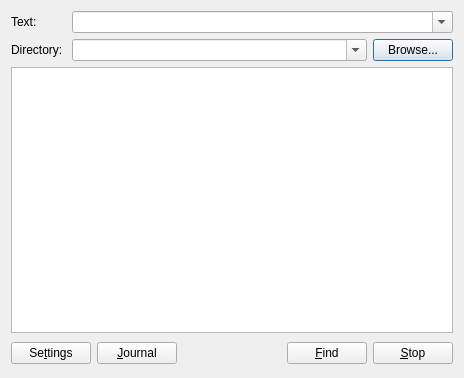
Qt form SearchGUI/src/searchwindow.ui (tmpprj/tmpprj) before a commit.
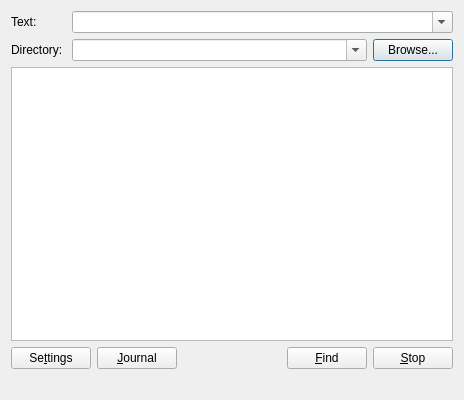
The same form after that commit. Custom widgets are drawn as their Qt base class.

```diff
--- a/SearchGUI/src/searchwindow.ui
+++ b/SearchGUI/src/searchwindow.ui
@@ -6,7 +6,7 @@
     <x>0</x>
     <y>0</y>
     <width>464</width>
-    <height>378</height>
+    <height>400</height>
    </rect>
   </property>
   <property name="windowTitle" >
@@ -121,8 +121,8 @@
        </property>
        <property name="sizeHint" >
         <size>
-         <width>101</width>
-         <height>28</height>
+         <width>40</width>
+         <height>20</height>
         </size>
        </property>
       </spacer>
@@ -143,6 +143,31 @@
      </item>
     </layout>
    </item>
+   <item>
+    <widget class="QLabel" name="progressLabel" >
+     <property name="sizePolicy" >
+      <sizepolicy vsizetype="Preferred" hsizetype="Expanding" >
+       <horstretch>0</horstretch>
+       <verstretch>0</verstretch>
+      </sizepolicy>
+     </property>
+     <property name="autoFillBackground" >
+      <bool>false</bool>
+     </property>
+     <property name="frameShadow" >
+      <enum>QFrame::Plain</enum>
+     </property>
+     <property name="lineWidth" >
+      <number>1</number>
+     </property>
+     <property name="text" >
+      <string/>
+     </property>
+     <property name="scaledContents" >
+      <bool>true</bool>
+     </property>
+    </widget>
+   </item>
   </layout>
  </widget>
  <customwidgets>
```
Left out of the diff: 4 changed lines with no effect on the pictures.
